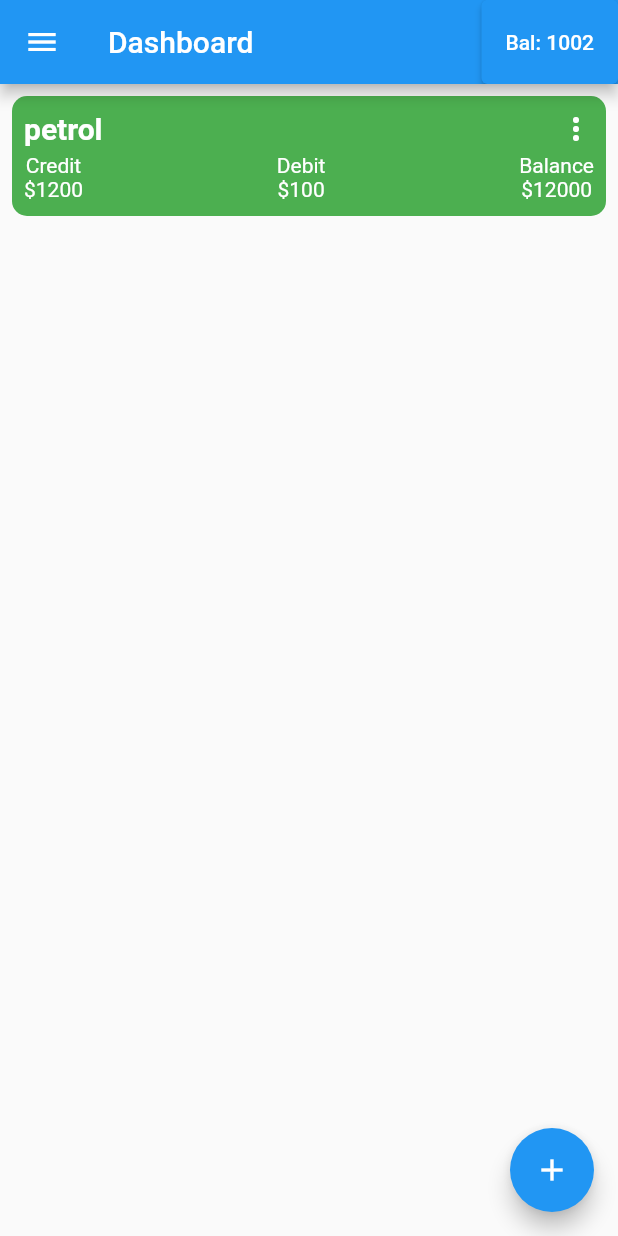
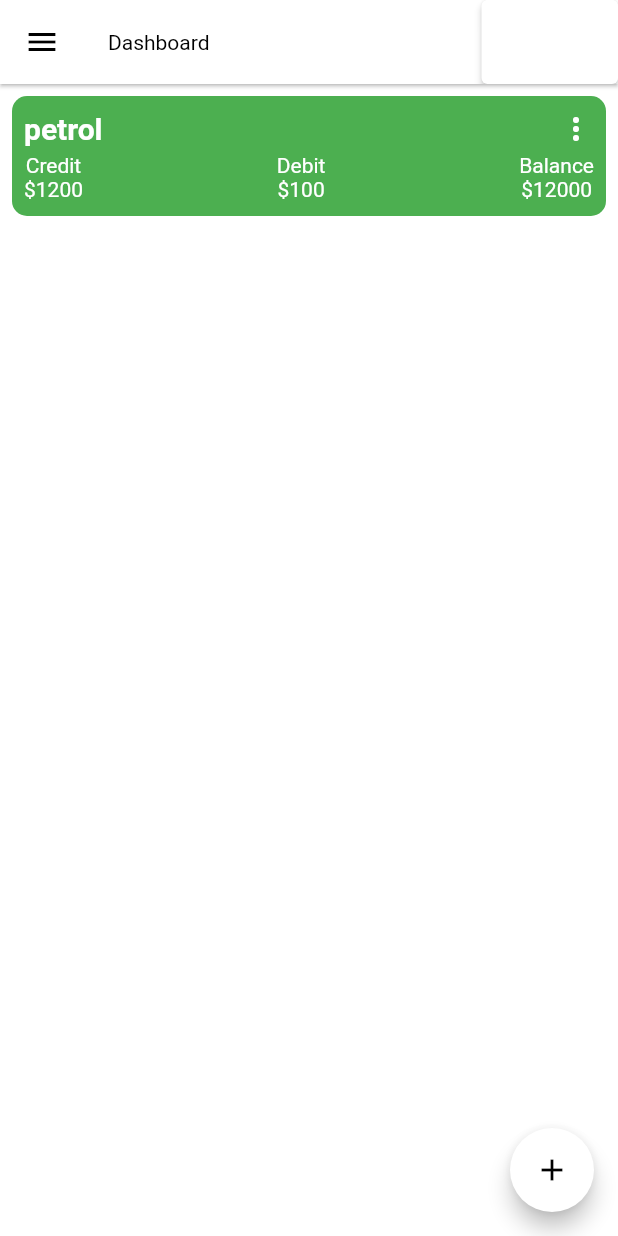
Before and after one commit to amityamsi/khata_app, a Flutter app: the HomeScreen screen opened directly, on a phone screen of 412 x 824 dp. Run offline on Flutter 3.47's test engine with Material 2 defaults, Android fonts, the phone set to English and light mode, and no system bars.

Commit message:
themes implemented

```diff
--- /dev/null
+++ b/lib/app/provider/theme_provider.dart
@@ -0,0 +1,10 @@
+import 'package:flutter/material.dart';
+
+class ThemeProvider extends ChangeNotifier {
+  bool isDark = false;
+
+  changeTheme() {
+    isDark = !isDark;
+    notifyListeners();
+  }
+}
--- /dev/null
+++ b/lib/app/theme/themes.dart
@@ -0,0 +1,59 @@
+import 'package:flutter/material.dart';
+
+class AppThemes {
+  AppThemes._();
+
+  static final ThemeData lightTheme = ThemeData(
+    scaffoldBackgroundColor: Colors.white,
+    appBarTheme: const AppBarTheme(
+      actionsIconTheme: IconThemeData(color: Colors.black),
+      elevation: 1.0,
+      shadowColor: Colors.black,
+      color: Colors.white,
+      titleTextStyle: TextStyle(color: Colors.black),
+      iconTheme: IconThemeData(color: Colors.black),
+    ),
+    colorScheme: const ColorScheme.light(
+        primary: Colors.white,
+        onPrimary: Colors.white,
+        secondary: Colors.white),
+    cardTheme: const CardTheme(color: Colors.white),
+    iconTheme: const IconThemeData(color: Colors.black),
+    textTheme: const TextTheme(
+        titleLarge: TextStyle(color: Colors.white, fontSize: 20.0),
+        titleSmall: TextStyle(color: Colors.white, fontSize: 15.0)),
+  );
+
+  static final ThemeData darkTheme = ThemeData(
+    scaffoldBackgroundColor: Colors.black,
+    appBarTheme: const AppBarTheme(
+      elevation: 1.0,
+      shadowColor: Colors.white,
+      color: Colors.black,
+      iconTheme: IconThemeData(
+        color: Colors.white,
+      ),
+    ),
+    colorScheme: const ColorScheme.light(
+      primary: Colors.black,
+      onPrimary: Colors.black,
+      secondary: Colors.white,
+    ),
+    cardTheme: const CardTheme(
+      color: Colors.black,
+    ),
+    iconTheme: const IconThemeData(
+      color: Colors.white54,
+    ),
+    textTheme: const TextTheme(
+      titleLarge: TextStyle(
+        color: Colors.white,
+        fontSize: 20.0,
+      ),
+      titleSmall: TextStyle(
+        color: Colors.white70,
+        fontSize: 18.0,
+      ),
+    ),
+  );
+}
--- a/lib/app/ui/home_screen.dart
+++ b/lib/app/ui/home_screen.dart
@@ -1,6 +1,10 @@
+import 'dart:math';
+
 import 'package:flutter/material.dart';
 import 'package:khata_app/app/constants/colors.dart';
+import 'package:khata_app/app/provider/theme_provider.dart';
 import 'package:khata_app/app/widgets/custom_list_widget.dart';
+import 'package:provider/provider.dart';
 
 class HomeScreen extends StatelessWidget {
   const HomeScreen({super.key});
@@ -24,11 +28,27 @@ class HomeScreen extends StatelessWidget {
               padding: EdgeInsets.symmetric(horizontal: 50),
               child: Container(
                 child: Padding(
-                  padding: EdgeInsets.only(left: width * .1),
+                  padding: EdgeInsets.only(left: width * .01),
                   child: Column(
                       mainAxisSize: MainAxisSize.min,
                       mainAxisAlignment: MainAxisAlignment.spaceEvenly,
                       children: [
+                        Row(
+                          mainAxisAlignment: MainAxisAlignment.spaceBetween,
+                          children: [
+                            Icon(Icons.cloud_upload),
+                            Text("Change Theme"),
+                            Switch(
+                                value:
+                                    Provider.of<ThemeProvider>(context).isDark,
+                                onChanged: (value) {
+                                  Provider.of<ThemeProvider>(context,
+                                          listen: false)
+                                      .changeTheme();
+                                })
+                          ],
+                        ),
+                        Divider(),
                         Row(
                           mainAxisAlignment: MainAxisAlignment.spaceBetween,
                           children: [
--- a/pubspec.yaml
+++ b/pubspec.yaml
@@ -36,8 +36,7 @@ dependencies:
   # The following adds the Cupertino Icons font to your application.
   # Use with the CupertinoIcons class for iOS style icons.
   cupertino_icons: ^1.0.2
-  riverpod: ^2.3.0
-  flutter_riverpod: ^2.3.0
+  provider: ^6.0.5
 
 dev_dependencies:
   flutter_test:
```
Also changed, not shown: lib/main.dart (+17 -9 lines), pubspec.lock.
